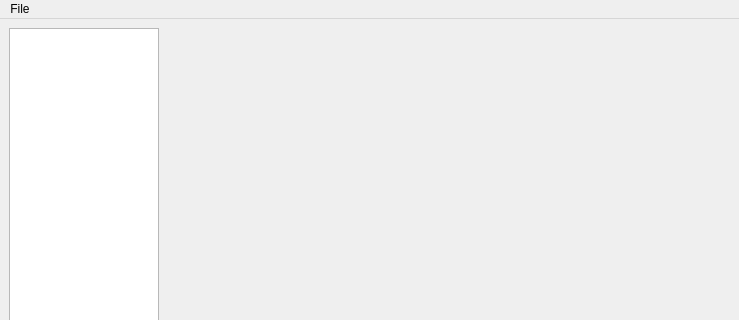
Qt form mainwindow.ui (angel-acp10/qStocks) before a commit; both pictures show x 0 to 739 and y 0 to 320 of the 739 by 545 pixel window.
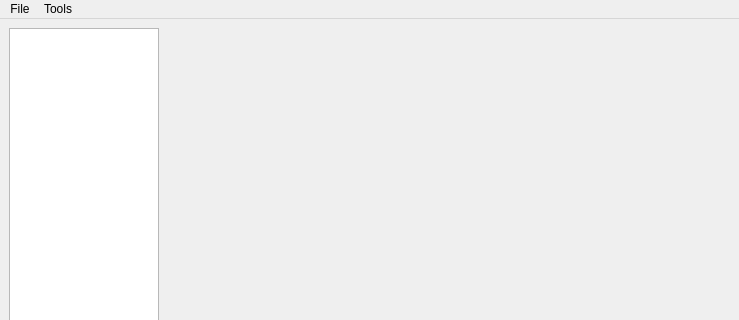
The same form after that commit.

Diff of the .ui file:
```diff
--- a/mainwindow.ui
+++ b/mainwindow.ui
@@ -94,7 +94,14 @@
     <addaction name="actionSave_As"/>
     <addaction name="separator"/>
    </widget>
+   <widget class="QMenu" name="menuTools">
+    <property name="title">
+     <string>Tools</string>
+    </property>
+    <addaction name="actionOptions"/>
+   </widget>
    <addaction name="menuFile"/>
+   <addaction name="menuTools"/>
   </widget>
   <widget class="QStatusBar" name="statusbar"/>
   <action name="actionNew_Project">
```
Left out of the diff: 5 changed lines with no effect on the pictures.
